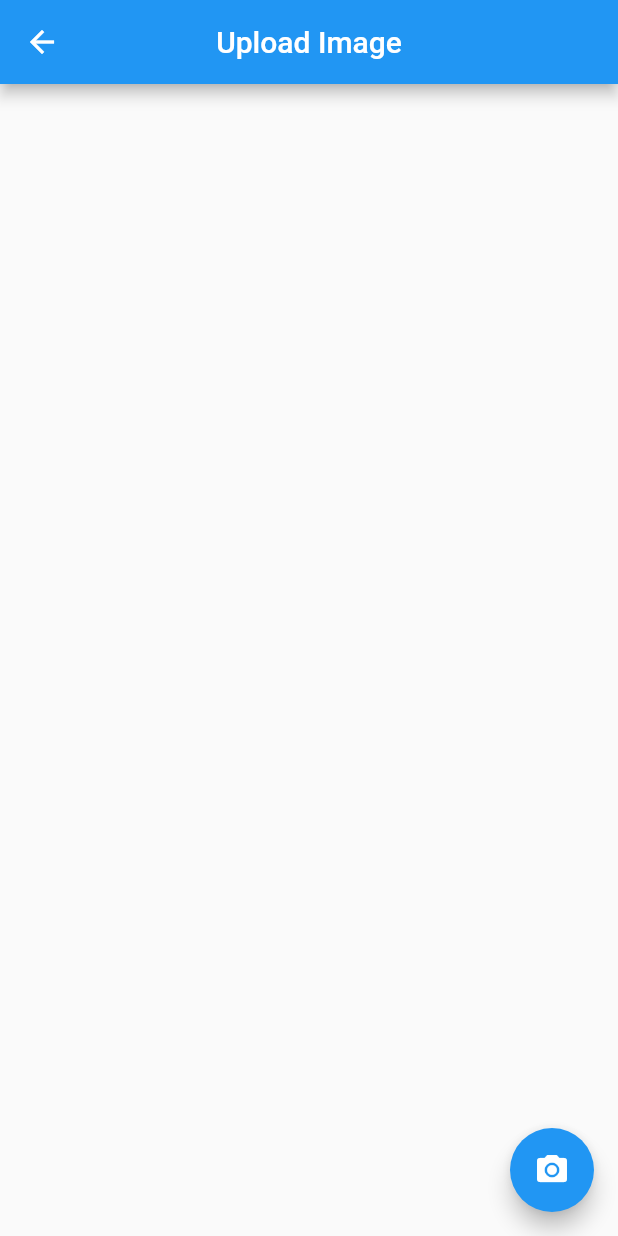
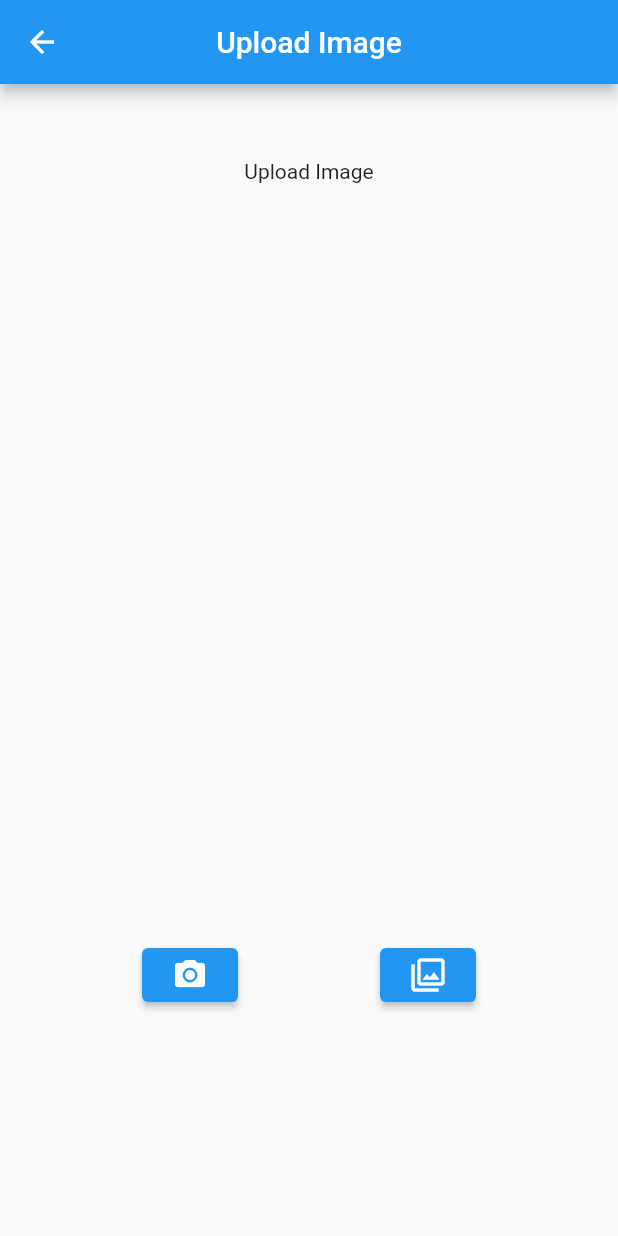
Before and after one commit to vpareek1308/crowdsource_project, a Flutter app: the ImageUpload screen opened by its route, after a tap on the "camera alt" icon, on a phone screen of 412 x 824 dp. Run offline on Flutter 3.47's test engine with Material 2 defaults, Android fonts, the phone set to English and light mode, and no system bars; our stand-ins replace carousel_slider, image_picker.

Commit message:
Added capturing image and uploading functionality.

```diff
--- a/lib/screens/image_upload.dart
+++ b/lib/screens/image_upload.dart
@@ -1,6 +1,41 @@
+import 'dart:io';
+
 import 'package:flutter/material.dart';
+import 'package:image_picker/image_picker.dart';
 
-class ImageUpload extends StatelessWidget {
+class ImageUpload extends StatefulWidget {
+
+  @override
+  _ImageUploadState createState() => _ImageUploadState();
+}
+
+class _ImageUploadState extends State<ImageUpload> {
+  late File _image;
+  bool gotImage = false;
+
+  final picker = ImagePicker();
+
+  _imgFromCamera() async {
+    PickedFile? image = await picker.getImage(
+        source: ImageSource.camera, imageQuality: 50
+    );
+
+    setState(() {
+      _image = File(image!.path);
+      gotImage = true;
+    });
+  }
+
+  _imgFromGallery() async {
+    PickedFile? image = await  picker.getImage(
+        source: ImageSource.gallery, imageQuality: 50
+    );
+
+    setState(() {
+      _image = File(image!.path);
+      gotImage = true;
+    });
+  }
 
   @override
   Widget build(BuildContext context) {
@@ -10,9 +45,41 @@ class ImageUpload extends StatelessWidget {
           title: Text("Upload Image"),
           centerTitle: true,
         ),
-        floatingActionButton: FloatingActionButton(
-          onPressed: () {},
-          child: Icon(Icons.camera_alt),
+        body: Column(
+          children: [
+            SizedBox(
+              height: 50,
+            ),
+            Center(
+              child: Container(
+                height: 500,
+                child: gotImage==false ? Text("Upload Image") : Image.file(_image),
+              ),
+            ),
+            SizedBox(
+              height: 20,
+            ),
+            Row(
+              crossAxisAlignment: CrossAxisAlignment.center,
+              mainAxisAlignment: MainAxisAlignment.spaceEvenly,
+              children: [
+                ElevatedButton(
+                    onPressed: _imgFromCamera,
+                    child: Icon(
+                      Icons.camera_alt,
+                      color: Colors.white,
+                    )
+                ),
+                ElevatedButton(
+                  onPressed: _imgFromGallery,
+                  child: Icon(
+                    Icons.filter,
+                    color: Colors.white,
+                  ),
+                )
+              ],
+            )
+          ],
         ),
       ),
     );
```
Also changed, not shown: 2 other files.
